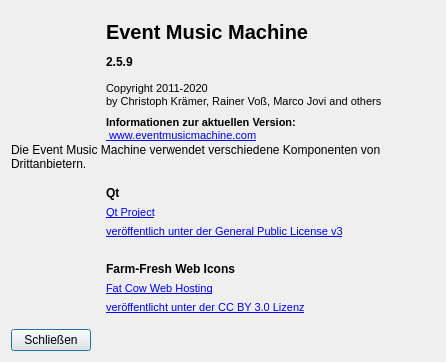
Above: view/aboutdialog.ui from m2otech/emm before the change. Below: the same form after it.
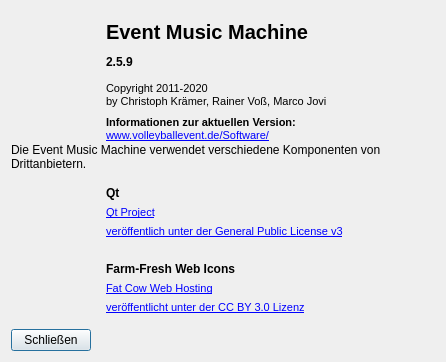
That is the form after the change. Icons and pictures are not drawn.

```diff
--- a/view/aboutdialog.ui
+++ b/view/aboutdialog.ui
@@ -111,7 +111,7 @@
 &lt;html&gt;&lt;head&gt;&lt;meta name=&quot;qrichtext&quot; content=&quot;1&quot; /&gt;&lt;style type=&quot;text/css&quot;&gt;
 p, li { white-space: pre-wrap; }
 &lt;/style&gt;&lt;/head&gt;&lt;body style=&quot; font-family:'MS Shell Dlg 2'; font-size:8pt; font-weight:400; font-style:normal;&quot;&gt;
-&lt;p style=&quot; margin-top:0px; margin-bottom:0px; margin-left:0px; margin-right:0px; -qt-block-indent:0; text-indent:0px;&quot;&gt;Copyright 2011-2020&lt;br /&gt;by Christoph Krämer, Rainer Voß, Marco Jovi and others&lt;/p&gt;&lt;/body&gt;&lt;/html&gt;</string>
+&lt;p style=&quot; margin-top:0px; margin-bottom:0px; margin-left:0px; margin-right:0px; -qt-block-indent:0; text-indent:0px;&quot;&gt;Copyright 2011-2020&lt;br /&gt;by Christoph Krämer, Rainer Voß, Marco Jovi&lt;/p&gt;&lt;/body&gt;&lt;/html&gt;</string>
         </property>
        </widget>
       </item>
@@ -134,7 +134,7 @@
 &lt;html&gt;&lt;head&gt;&lt;meta name=&quot;qrichtext&quot; content=&quot;1&quot; /&gt;&lt;style type=&quot;text/css&quot;&gt;
 p, li { white-space: pre-wrap; }
 &lt;/style&gt;&lt;/head&gt;&lt;body style=&quot; font-family:'MS Shell Dlg 2'; font-size:8pt; font-weight:400; font-style:normal;&quot;&gt;
-&lt;p style=&quot; margin-top:0px; margin-bottom:0px; margin-left:0px; margin-right:0px; -qt-block-indent:0; text-indent:0px;&quot;&gt;&lt;span style=&quot; font-size:8.25pt;&quot;&gt;&lt;b&gt;Informationen zur aktuellen Version:&lt;/b&gt;&lt;br /&gt;&lt;/span&gt;&lt;a href=&quot; www.eventmusicmachine.com&quot;&gt;&lt;span style=&quot; text-decoration: underline; color:#0000ff;&quot;&gt; www.eventmusicmachine.com&lt;/span&gt;&lt;/a&gt;&lt;span style=&quot; font-size:8.25pt;&quot;&gt;&lt;/span&gt;&lt;/p&gt;&lt;/body&gt;&lt;/html&gt;</string>
+&lt;p style=&quot; margin-top:0px; margin-bottom:0px; margin-left:0px; margin-right:0px; -qt-block-indent:0; text-indent:0px;&quot;&gt;&lt;span style=&quot; font-size:8.25pt;&quot;&gt;&lt;b&gt;Informationen zur aktuellen Version:&lt;/b&gt;&lt;br /&gt;&lt;/span&gt;&lt;a href=&quot;www.volleyballevent.de/Software/&quot;&gt;&lt;span style=&quot; text-decoration: underline; color:#0000ff;&quot;&gt;www.volleyballevent.de/Software/&lt;/span&gt;&lt;/a&gt;&lt;span style=&quot; font-size:8.25pt;&quot;&gt;&lt;/span&gt;&lt;/p&gt;&lt;/body&gt;&lt;/html&gt;</string>
         </property>
         <property name="alignment">
          <set>Qt::AlignLeading|Qt::AlignLeft|Qt::AlignVCenter</set>
```
